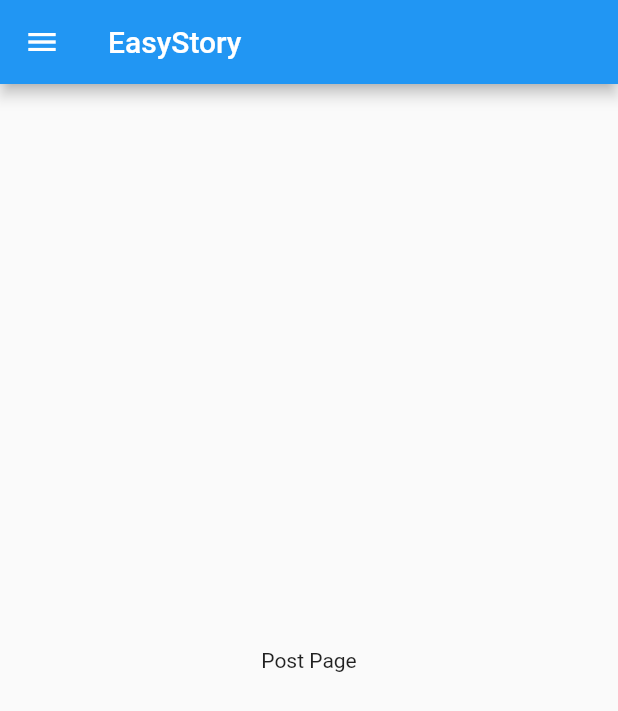
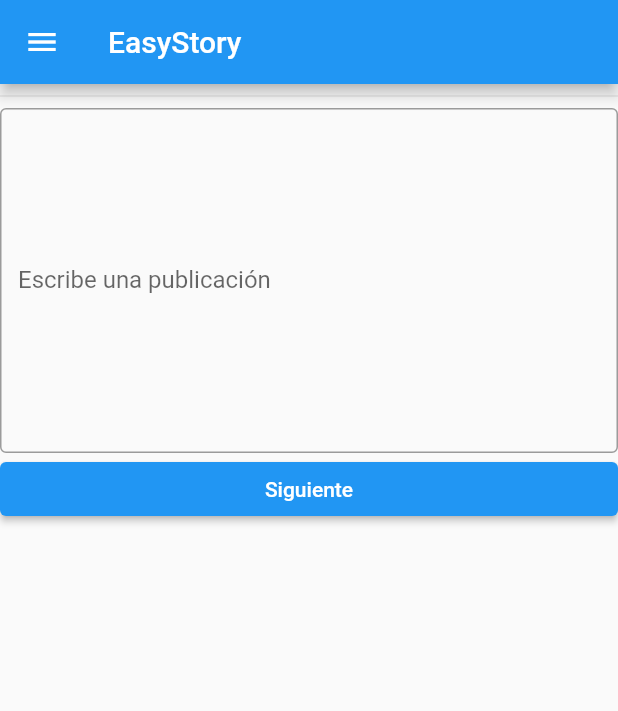
Before and after one commit to danqwas/EasyStoryFlutterApp, a Flutter app: the screen it shows after launch, in the side drawer, after a tap on "Nueva publicación", on a phone screen of 412 x 824 dp. Shown: the top 711 px of the screen. Run offline on Flutter 3.47's test engine with Material 2 defaults, Android fonts, the phone set to English and light mode, and no system bars.

Commit message:
PostPageImplementation
Co-Authored-By: ElioCampos <51172493+ElioCampos@users.noreply.github.com>
Co-Authored-By: gonchox <57024307+Gonchox@users.noreply.github.com>

```diff
--- a/lib/main.dart
+++ b/lib/main.dart
@@ -11,11 +11,11 @@ void main() {
   runApp(MyApp());
 }
 
-
 class MyApp extends StatelessWidget {
   @override
   Widget build(BuildContext context) {
     return MaterialApp(
+      debugShowCheckedModeBanner: false,
       title: "EasyStory Flutter App",
       home: MyHomePage(),
     );
@@ -41,7 +41,8 @@ class _MyHomePageState extends State<MyHomePage> {
           padding: EdgeInsets.zero,
           children: <Widget>[
             DrawerHeader(
-                child: Image(image: AssetImage('lib/src/images/logo.png'),
+              child: Image(
+                image: AssetImage('lib/src/images/logo.png'),
               ),
               decoration: BoxDecoration(
                   color: Colors.blue,
@@ -52,7 +53,8 @@ class _MyHomePageState extends State<MyHomePage> {
             ListTile(
               leading: Icon(Icons.edit),
               title: Text('Nueva publicación'),
-                onTap: () => { Navigator.of(context).pop(),
+              onTap: () => {
+                Navigator.of(context).pop(),
                 setState(() {
                   mainWidget = PostPage();
                 })
@@ -61,7 +63,8 @@ class _MyHomePageState extends State<MyHomePage> {
             ListTile(
               leading: Icon(Icons.format_list_bulleted),
               title: Text('Feed'),
-                onTap: () => { Navigator.of(context).pop(),
+              onTap: () => {
+                Navigator.of(context).pop(),
                 setState(() {
                   mainWidget = HomePage();
                 })
@@ -70,7 +73,8 @@ class _MyHomePageState extends State<MyHomePage> {
             ListTile(
               leading: Icon(Icons.bookmark),
               title: Text('Marcadores'),
-                onTap: () => { Navigator.of(context).pop(),
+              onTap: () => {
+                Navigator.of(context).pop(),
                 setState(() {
                   mainWidget = BookmarkPage();
                 })
@@ -79,7 +83,8 @@ class _MyHomePageState extends State<MyHomePage> {
             ListTile(
               leading: Icon(Icons.search),
               title: Text('Hashtags'),
-                onTap: () => { Navigator.of(context).pop(),
+              onTap: () => {
+                Navigator.of(context).pop(),
                 setState(() {
                   mainWidget = HashtagPage();
                 })
@@ -88,7 +93,8 @@ class _MyHomePageState extends State<MyHomePage> {
             ListTile(
               leading: Icon(Icons.notifications),
               title: Text('Notificaciones'),
-                onTap: () => { Navigator.of(context).pop(),
+              onTap: () => {
+                Navigator.of(context).pop(),
                 setState(() {
                   mainWidget = NotificationPage();
                 })
@@ -97,7 +103,8 @@ class _MyHomePageState extends State<MyHomePage> {
             ListTile(
               leading: Icon(Icons.person),
               title: Text('Perfil'),
-                onTap: () => { Navigator.of(context).pop(),
+              onTap: () => {
+                Navigator.of(context).pop(),
                 setState(() {
                   mainWidget = ProfilePage();
                 })
@@ -106,7 +113,8 @@ class _MyHomePageState extends State<MyHomePage> {
             ListTile(
               leading: Icon(Icons.settings),
               title: Text('Configuración'),
-                onTap: () => { Navigator.of(context).pop(),
+              onTap: () => {
+                Navigator.of(context).pop(),
                 setState(() {
                   mainWidget = SettingsPage();
                 })
--- a/lib/src/pages/post_page.dart
+++ b/lib/src/pages/post_page.dart
@@ -1,12 +1,60 @@
 import 'package:flutter/material.dart';
 
-class PostPage extends StatelessWidget {
+class PostPage1 extends StatelessWidget {
   @override
   Widget build(BuildContext context) {
     return Scaffold(
-      body: Center(
-        child: Text('Post Page'),
+      body: Card(
+        child: TextField(
+          maxLines: 40,
+          minLines: 10,
+          decoration: InputDecoration(
+            border: OutlineInputBorder(),
+            labelText: 'Escribe una publicación',
+          ),
+        ),
       ),
     );
   }
 }
+
+class PostPage extends StatefulWidget {
+  //PostPage({Key key}) : super(key: key);
+  @override
+  _PostPageState createState() => _PostPageState();
+}
+
+class _PostPageState extends State<PostPage> {
+  @override
+  Widget build(BuildContext context) {
+    return Scaffold(
+      body: ListView(children: <Widget>[
+        Divider(),
+        TextField(
+          maxLines: 40,
+          minLines: 10,
+          decoration: InputDecoration(
+            border: OutlineInputBorder(),
+            labelText: 'Escribe una publicación',
+          ),
+        ),
+        ElevatedButton(onPressed: () {}, child: const Text('Siguiente'))
+      ]),
+
+      /*body: Column(
+          crossAxisAlignment: CrossAxisAlignment.center,
+          children: <Widget>[
+            Divider(),
+            TextField(
+              maxLines: 40,
+              minLines: 10,
+              decoration: InputDecoration(
+                border: OutlineInputBorder(),
+                labelText: 'Escribe una publicación',
+              ),
+            ),
+            ElevatedButton(onPressed: () {}, child: const Text('Siguiente'))
+          ]),*/
+    );
+  }
+}
```
Lines whose indentation alone changed are shown as unchanged.
